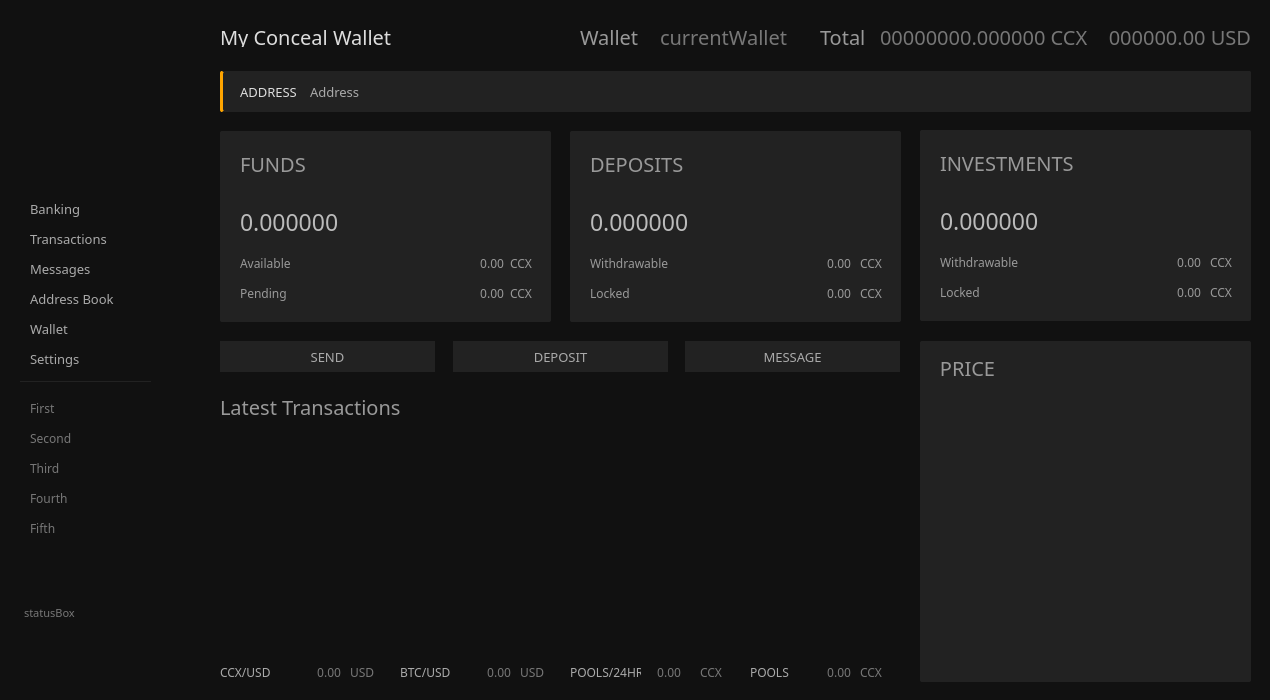
Before: the Qt Designer form src/gui/ui/overviewframe.ui in ConcealNetwork/conceal-desktop, drawn with Qt 5.
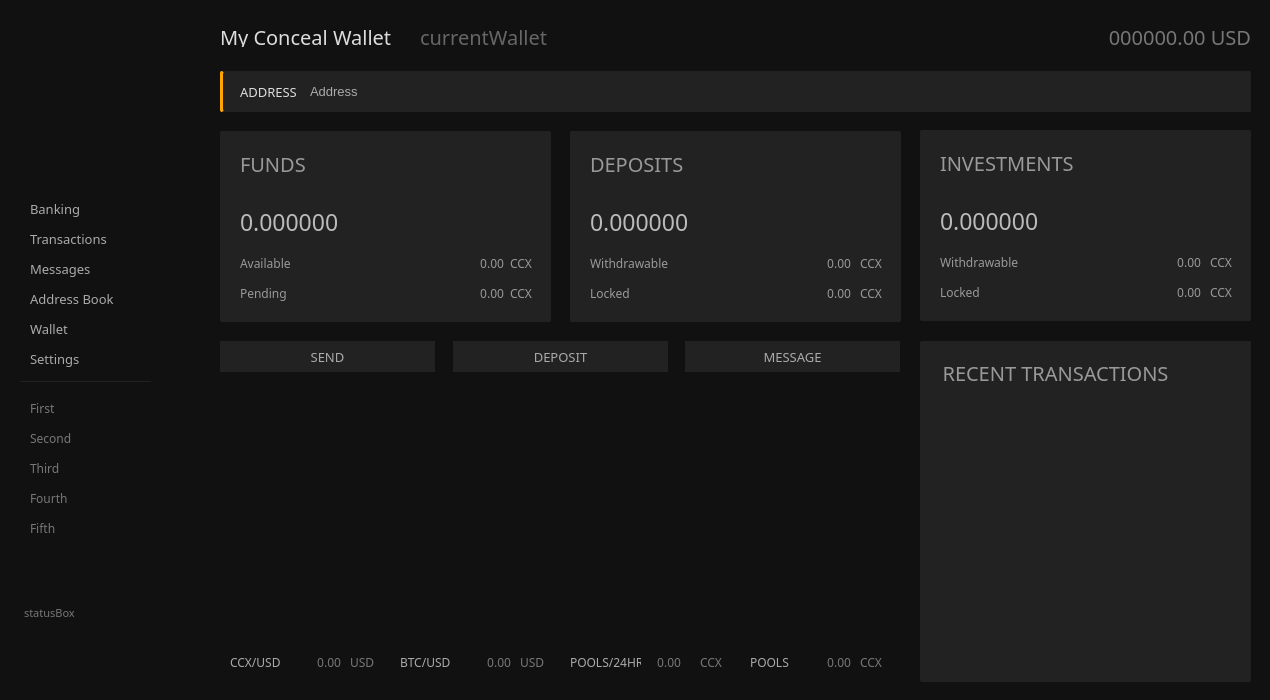
After: the same form once the commit is applied. Icons and pictures are not drawn.

Diff of the .ui file:
```diff
--- a/src/gui/ui/overviewframe.ui
+++ b/src/gui/ui/overviewframe.ui
@@ -83,95 +83,6 @@
      <property name="alignment">
       <set>Qt::AlignLeading|Qt::AlignLeft|Qt::AlignTop</set>
      </property>
-     <widget class="QLabel" name="m_latestTransactionsTitle">
-      <property name="geometry">
-       <rect>
-        <x>220</x>
-        <y>391</y>
-        <width>201</width>
-        <height>31</height>
-       </rect>
-      </property>
-      <property name="font">
-       <font>
-        <family>Poppins</family>
-        <pointsize>-1</pointsize>
-       </font>
-      </property>
-      <property name="styleSheet">
-       <string notr="true">color: #999;
-background: transparent;
-font-size: 20px;
-font-family: Poppins;</string>
-      </property>
-      <property name="text">
-       <string>Latest Transactions</string>
-      </property>
-     </widget>
-     <widget class="QTreeView" name="m_recentTransactionsView">
-      <property name="geometry">
-       <rect>
-        <x>220</x>
-        <y>441</y>
-        <width>681</width>
-        <height>181</height>
-       </rect>
-      </property>
-      <property name="minimumSize">
-       <size>
-        <width>375</width>
-        <height>3</height>
-       </size>
-      </property>
-      <property name="maximumSize">
-       <size>
-        <width>16777215</width>
-        <height>16777215</height>
-       </size>
-      </property>
-      <property name="font">
-       <font>
-        <family>Courier</family>
-        <pointsize>10</pointsize>
-       </font>
-      </property>
-      <property name="focusPolicy">
-       <enum>Qt::NoFocus</enum>
-      </property>
-      <property name="styleSheet">
-       <string notr="true">background: transparent;</string>
-      </property>
-      <property name="frameShape">
-       <enum>QFrame::NoFrame</enum>
-      </property>
-      <property name="verticalScrollBarPolicy">
-       <enum>Qt::ScrollBarAlwaysOff</enum>
-      </property>
-      <property name="horizontalScrollBarPolicy">
-       <enum>Qt::ScrollBarAlwaysOff</enum>
-      </property>
-      <property name="editTriggers">
-       <set>QAbstractItemView::NoEditTriggers</set>
-      </property>
-      <property name="selectionMode">
-       <enum>QAbstractItemView::NoSelection</enum>
-      </property>
-      <property name="rootIsDecorated">
-       <bool>false</bool>
-      </property>
-      <property name="uniformRowHeights">
-       <bool>true</bool>
-      </property>
-      <property name="itemsExpandable">
-       <bool>false</bool>
-      </property>
-      <property name="headerHidden">
-       <bool>true</bool>
-      </property>
-      <property name="expandsOnDoubleClick">
-       <bool>false</bool>
-      </property>
-     </widget>
      <widget class="QGroupBox" name="leftMenu">
       <property name="geometry">
        <rect>
@@ -609,25 +520,12 @@
       <property name="title">
        <string/>
       </property>
-      <widget class="QLabel" name="m_chart">
-       <property name="geometry">
-        <rect>
-         <x>10</x>
-         <y>69</y>
-         <width>311</width>
-         <height>261</height>
-        </rect>
-       </property>
-       <property name="text">
-        <string/>
-       </property>
-      </widget>
       <widget class="QPushButton" name="pushButton_2">
        <property name="geometry">
         <rect>
-         <x>10</x>
-         <y>15</y>
-         <width>75</width>
+         <x>20</x>
+         <y>20</y>
+         <width>231</width>
          <height>23</height>
         </rect>
        </property>
@@ -638,11 +536,73 @@
 font-family: Poppins;</string>
        </property>
        <property name="text">
-        <string>PRICE</string>
+        <string>RECENT TRANSACTIONS</string>
        </property>
       </widget>
-      <zorder>pushButton_2</zorder>
-      <zorder>m_chart</zorder>
+      <widget class="QTreeView" name="m_recentTransactionsView">
+       <property name="geometry">
+        <rect>
+         <x>10</x>
+         <y>70</y>
+         <width>311</width>
+         <height>251</height>
+        </rect>
+       </property>
+       <property name="minimumSize">
+        <size>
+         <width>311</width>
+         <height>3</height>
+        </size>
+       </property>
+       <property name="maximumSize">
+        <size>
+         <width>16777215</width>
+         <height>16777215</height>
+        </size>
+       </property>
+       <property name="font">
+        <font>
+         <family>Courier</family>
+         <pointsize>10</pointsize>
+        </font>
+       </property>
+       <property name="focusPolicy">
+        <enum>Qt::NoFocus</enum>
+       </property>
+       <property name="styleSheet">
+        <string notr="true">background: transparent;</string>
+       </property>
+       <property name="frameShape">
+        <enum>QFrame::NoFrame</enum>
+       </property>
+       <property name="verticalScrollBarPolicy">
+        <enum>Qt::ScrollBarAlwaysOff</enum>
+       </property>
+       <property name="horizontalScrollBarPolicy">
+        <enum>Qt::ScrollBarAlwaysOff</enum>
+       </property>
+       <property name="editTriggers">
+        <set>QAbstractItemView::NoEditTriggers</set>
+       </property>
+       <property name="selectionMode">
+        <enum>QAbstractItemView::NoSelection</enum>
+       </property>
+       <property name="rootIsDecorated">
+        <bool>false</bool>
+       </property>
+       <property name="uniformRowHeights">
+        <bool>true</bool>
+       </property>
+       <property name="itemsExpandable">
+        <bool>false</bool>
+       </property>
+       <property name="headerHidden">
+        <bool>true</bool>
+       </property>
+       <property name="expandsOnDoubleClick">
+        <bool>false</bool>
+       </property>
+      </widget>
      </widget>
      <widget class="QGroupBox" name="fundsBox">
       <property name="geometry">
@@ -1229,12 +1189,11 @@
        </property>
        <property name="font">
         <font>
-         <family>Poppins</family>
-         <pointsize>10</pointsize>
+         <pointsize>-1</pointsize>
         </font>
        </property>
        <property name="styleSheet">
-        <string notr="true">border: none;</string>
+        <string notr="true">border: none; font-size: 13px;</string>
        </property>
        <property name="text">
         <string>Address</string>
@@ -1283,65 +1242,12 @@
        </property>
       </widget>
      </widget>
-     <widget class="QLabel" name="m_totalPortfolioLabel">
-      <property name="geometry">
-       <rect>
-        <x>880</x>
-        <y>26</y>
-        <width>221</width>
-        <height>21</height>
-       </rect>
-      </property>
-      <property name="font">
-       <font>
-        <family>Poppins</family>
-        <pointsize>-1</pointsize>
-       </font>
-      </property>
-      <property name="styleSheet">
-       <string notr="true">color: #777;
-background: transparent;
-font-size: 20px;
-font-family: Poppins;</string>
-      </property>
-      <property name="text">
-       <string notr="true">00000000.000000 CCX</string>
-      </property>
-      <property name="alignment">
-       <set>Qt::AlignLeading|Qt::AlignLeft|Qt::AlignVCenter</set>
-      </property>
-     </widget>
-     <widget class="QLabel" name="m_portfolioTitle">
-      <property name="geometry">
-       <rect>
-        <x>820</x>
-        <y>26</y>
-        <width>61</width>
-        <height>21</height>
-       </rect>
-      </property>
-      <property name="font">
-       <font>
-        <family>Poppins</family>
-        <pointsize>-1</pointsize>
-       </font>
-      </property>
-      <property name="styleSheet">
-       <string notr="true">color: #999;
-background: transparent;
-font-size: 20px;
-font-family: Poppins;</string>
-      </property>
-      <property name="text">
-       <string>Total</string>
-      </property>
-     </widget>
      <widget class="QLabel" name="m_totalPortfolioLabelUSD">
       <property name="geometry">
        <rect>
-        <x>1100</x>
+        <x>780</x>
         <y>26</y>
-        <width>151</width>
+        <width>471</width>
         <height>21</height>
        </rect>
       </property>
@@ -1475,7 +1381,7 @@
      <widget class="QLabel" name="m_currentWalletTitle">
       <property name="geometry">
        <rect>
-        <x>660</x>
+        <x>420</x>
         <y>26</y>
         <width>151</width>
         <height>21</height>
@@ -1488,7 +1394,7 @@
        </font>
       </property>
       <property name="styleSheet">
-       <string notr="true">color: #777;
+       <string notr="true">color: #666;
 background: transparent;
 font-size: 20px;
 font-family: Poppins;</string>
@@ -1754,12 +1660,40 @@
        </property>
       </widget>
      </widget>
-     <widget class="QLabel" name="m_tickerLabel1_5">
+     <widget class="QGroupBox" name="groupBox_2">
       <property name="geometry">
        <rect>
-        <x>350</x>
-        <y>660</y>
-        <width>31</width>
+        <x>220</x>
+        <y>390</y>
+        <width>681</width>
+        <height>291</height>
+       </rect>
+      </property>
+      <property name="styleSheet">
+       <string notr="true">background-color: #111;</string>
+      </property>
+      <property name="title">
+       <string/>
+      </property>
+      <widget class="QLabel" name="m_chart">
+       <property name="geometry">
+        <rect>
+         <x>0</x>
+         <y>10</y>
+         <width>681</width>
+         <height>231</height>
+        </rect>
+       </property>
+       <property name="text">
+        <string/>
+       </property>
+      </widget>
+      <widget class="QLabel" name="m_pendingBalanceLabel_3">
+       <property name="geometry">
+        <rect>
+         <x>570</x>
+         <y>260</y>
+         <width>61</width>
         <height>25</height>
        </rect>
       </property>
@@ -1776,14 +1710,73 @@
 font-size: 12px;</string>
       </property>
       <property name="text">
-       <string notr="true">USD</string>
+        <string notr="true">0.00</string>
+       </property>
+       <property name="alignment">
+        <set>Qt::AlignRight|Qt::AlignTrailing|Qt::AlignVCenter</set>
+       </property>
+      </widget>
+      <widget class="QLabel" name="m_actualBalanceLabel_3">
+       <property name="geometry">
+        <rect>
+         <x>400</x>
+         <y>260</y>
+         <width>61</width>
+         <height>25</height>
+        </rect>
+       </property>
+       <property name="font">
+        <font>
+         <family>Poppins</family>
+         <pointsize>-1</pointsize>
+        </font>
+       </property>
+       <property name="styleSheet">
+        <string notr="true">color: #777;
+background: transparent;
+font-family: Poppins;
+font-size: 12px;</string>
+       </property>
+       <property name="text">
+        <string notr="true">0.00</string>
+       </property>
+       <property name="alignment">
+        <set>Qt::AlignRight|Qt::AlignTrailing|Qt::AlignVCenter</set>
+       </property>
+      </widget>
+      <widget class="QLabel" name="m_ccxusd">
+       <property name="geometry">
+        <rect>
+         <x>70</x>
+         <y>260</y>
+         <width>51</width>
+         <height>25</height>
+        </rect>
+       </property>
+       <property name="font">
+        <font>
+         <family>Poppins</family>
+         <pointsize>-1</pointsize>
+        </font>
+       </property>
+       <property name="styleSheet">
+        <string notr="true">color: #777;
+background: transparent;
+font-family: Poppins;
+font-size: 12px;</string>
+       </property>
+       <property name="text">
+        <string notr="true">0.00</string>
+       </property>
+       <property name="alignment">
+        <set>Qt::AlignRight|Qt::AlignTrailing|Qt::AlignVCenter</set>
       </property>
      </widget>
      <widget class="QLabel" name="label_12">
       <property name="geometry">
        <rect>
-        <x>220</x>
-        <y>660</y>
+         <x>10</x>
+         <y>260</y>
         <width>60</width>
         <height>25</height>
        </rect>
@@ -1804,89 +1797,11 @@
        <string>CCX/USD</string>
       </property>
      </widget>
-     <widget class="QLabel" name="m_ccxusd">
-      <property name="geometry">
-       <rect>
-        <x>290</x>
-        <y>660</y>
-        <width>51</width>
-        <height>25</height>
-       </rect>
-      </property>
-      <property name="font">
-       <font>
-        <family>Poppins</family>
-        <pointsize>-1</pointsize>
-       </font>
-      </property>
-      <property name="styleSheet">
-       <string notr="true">color: #777;
-background: transparent;
-font-family: Poppins;
-font-size: 12px;</string>
-      </property>
-      <property name="text">
-       <string notr="true">0.00</string>
-      </property>
-      <property name="alignment">
-       <set>Qt::AlignRight|Qt::AlignTrailing|Qt::AlignVCenter</set>
-      </property>
-     </widget>
-     <widget class="QLabel" name="m_tickerLabel1_4">
-      <property name="geometry">
-       <rect>
-        <x>520</x>
-        <y>660</y>
-        <width>31</width>
-        <height>25</height>
-       </rect>
-      </property>
-      <property name="font">
-       <font>
-        <family>Poppins</family>
-        <pointsize>-1</pointsize>
-       </font>
-      </property>
-      <property name="styleSheet">
-       <string notr="true">color: #777;
-background: transparent;
-font-family: Poppins;
-font-size: 12px;</string>
-      </property>
-      <property name="text">
-       <string notr="true">USD</string>
-      </property>
-     </widget>
-     <widget class="QLabel" name="label_11">
-      <property name="geometry">
-       <rect>
-        <x>400</x>
-        <y>660</y>
-        <width>60</width>
-        <height>25</height>
-       </rect>
-      </property>
-      <property name="font">
-       <font>
-        <family>Poppins</family>
-        <pointsize>-1</pointsize>
-       </font>
-      </property>
-      <property name="styleSheet">
-       <string notr="true">color: #aaa;
-background: transparent;
-font-family: Poppins;
-font-size: 12px;</string>
-      </property>
-      <property name="text">
-       <string>BTC/USD</string>
-      </property>
-     </widget>
      <widget class="QLabel" name="m_btcusd">
       <property name="geometry">
        <rect>
-        <x>460</x>
-        <y>660</y>
+         <x>240</x>
+         <y>260</y>
         <width>51</width>
         <height>25</height>
        </rect>
@@ -1910,36 +1825,11 @@
        <set>Qt::AlignRight|Qt::AlignTrailing|Qt::AlignVCenter</set>
       </property>
      </widget>
-     <widget class="QLabel" name="label_9">
-      <property name="geometry">
-       <rect>
-        <x>570</x>
-        <y>660</y>
-        <width>71</width>
-        <height>25</height>
-       </rect>
-      </property>
-      <property name="font">
-       <font>
-        <family>Poppins</family>
-        <pointsize>-1</pointsize>
-       </font>
-      </property>
-      <property name="styleSheet">
-       <string notr="true">color: #aaa;
-background: transparent;
-font-family: Poppins;
-font-size: 12px;</string>
-      </property>
-      <property name="text">
-       <string>POOLS/24HR</string>
-      </property>
-     </widget>
      <widget class="QLabel" name="m_tickerLabel1_3">
       <property name="geometry">
        <rect>
-        <x>700</x>
-        <y>660</y>
+         <x>480</x>
+         <y>260</y>
         <width>31</width>
         <height>25</height>
        </rect>
@@ -1960,39 +1850,11 @@
        <string notr="true">CCX</string>
       </property>
      </widget>
-     <widget class="QLabel" name="m_actualBalanceLabel_3">
-      <property name="geometry">
-       <rect>
-        <x>620</x>
-        <y>660</y>
-        <width>61</width>
-        <height>25</height>
-       </rect>
-      </property>
-      <property name="font">
-       <font>
-        <family>Poppins</family>
-        <pointsize>-1</pointsize>
-       </font>
-      </property>
-      <property name="styleSheet">
-       <string notr="true">color: #777;
-background: transparent;
-font-family: Poppins;
-font-size: 12px;</string>
-      </property>
-      <property name="text">
-       <string notr="true">0.00</string>
-      </property>
-      <property name="alignment">
-       <set>Qt::AlignRight|Qt::AlignTrailing|Qt::AlignVCenter</set>
-      </property>
-     </widget>
      <widget class="QLabel" name="label_7">
       <property name="geometry">
        <rect>
-        <x>750</x>
-        <y>660</y>
+         <x>530</x>
+         <y>260</y>
         <width>51</width>
         <height>25</height>
        </rect>
@@ -2013,12 +1875,12 @@
        <string>POOLS</string>
       </property>
      </widget>
-     <widget class="QLabel" name="m_pendingBalanceLabel_3">
+      <widget class="QLabel" name="label_9">
       <property name="geometry">
        <rect>
-        <x>790</x>
-        <y>660</y>
-        <width>61</width>
+         <x>350</x>
+         <y>260</y>
+         <width>71</width>
         <height>25</height>
        </rect>
       </property>
@@ -2029,23 +1891,20 @@
        </font>
       </property>
       <property name="styleSheet">
-       <string notr="true">color: #777;
+        <string notr="true">color: #aaa;
 background: transparent;
 font-family: Poppins;
 font-size: 12px;</string>
       </property>
       <property name="text">
-       <string notr="true">0.00</string>
-      </property>
-      <property name="alignment">
-       <set>Qt::AlignRight|Qt::AlignTrailing|Qt::AlignVCenter</set>
+        <string>POOLS/24HR</string>
       </property>
      </widget>
      <widget class="QLabel" name="m_tickerLabel2_3">
       <property name="geometry">
        <rect>
-        <x>860</x>
-        <y>660</y>
+         <x>640</x>
+         <y>260</y>
         <width>31</width>
         <height>25</height>
        </rect>
@@ -2066,13 +1925,13 @@
        <string notr="true">CCX</string>
       </property>
      </widget>
-     <widget class="QLabel" name="label_5">
+      <widget class="QLabel" name="m_tickerLabel1_4">
       <property name="geometry">
        <rect>
-        <x>580</x>
-        <y>26</y>
-        <width>61</width>
-        <height>21</height>
+         <x>300</x>
+         <y>260</y>
+         <width>31</width>
+         <height>25</height>
        </rect>
       </property>
       <property name="font">
@@ -2082,17 +1941,66 @@
        </font>
       </property>
       <property name="styleSheet">
-       <string notr="true">color: #999;
+        <string notr="true">color: #777;
 background: transparent;
-font-size: 20px;
-font-family: Poppins;</string>
+font-family: Poppins;
+font-size: 12px;</string>
       </property>
       <property name="text">
-       <string>Wallet</string>
-      </property>
-     </widget>
-     <zorder>m_latestTransactionsTitle</zorder>
-     <zorder>m_recentTransactionsView</zorder>
+        <string notr="true">USD</string>
+       </property>
+      </widget>
+      <widget class="QLabel" name="label_11">
+       <property name="geometry">
+        <rect>
+         <x>180</x>
+         <y>260</y>
+         <width>60</width>
+         <height>25</height>
+        </rect>
+       </property>
+       <property name="font">
+        <font>
+         <family>Poppins</family>
+         <pointsize>-1</pointsize>
+        </font>
+       </property>
+       <property name="styleSheet">
+        <string notr="true">color: #aaa;
+background: transparent;
+font-family: Poppins;
+font-size: 12px;</string>
+       </property>
+       <property name="text">
+        <string>BTC/USD</string>
+       </property>
+      </widget>
+      <widget class="QLabel" name="m_tickerLabel1_5">
+       <property name="geometry">
+        <rect>
+         <x>130</x>
+         <y>260</y>
+         <width>31</width>
+         <height>25</height>
+        </rect>
+       </property>
+       <property name="font">
+        <font>
+         <family>Poppins</family>
+         <pointsize>-1</pointsize>
+        </font>
+       </property>
+       <property name="styleSheet">
+        <string notr="true">color: #777;
+background: transparent;
+font-family: Poppins;
+font-size: 12px;</string>
+       </property>
+       <property name="text">
+        <string notr="true">USD</string>
+       </property>
+      </widget>
+     </widget>
      <zorder>leftMenu</zorder>
      <zorder>fundsBox</zorder>
      <zorder>depositsBox</zorder>
```
Left out of the diff: 16 changed lines with no effect on the pictures. Lines whose indentation alone changed are shown as unchanged.
